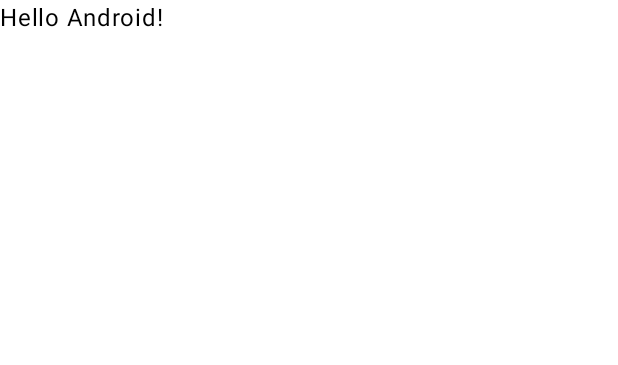
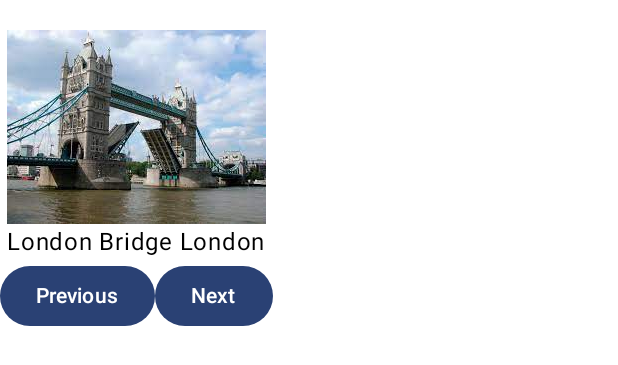
Before and after one commit to lalhming-muana/Repo_testna_app, an Android app built with Jetpack Compose: the @Preview function GreetingPreview, on a phone screen of 412 x 824 dp. Shown: the top 365 px of the screen. Run offline under Robolectric (Android 15) with nearby library versions, the phone set to English and light mode, and no system bars.

Commit message:
Basic layout complete

```diff
--- a/app/src/main/java/com/example/repo_testna/MainActivity.kt
+++ b/app/src/main/java/com/example/repo_testna/MainActivity.kt
@@ -3,13 +3,23 @@ package com.example.repo_testna
 import android.os.Bundle
 import androidx.activity.ComponentActivity
 import androidx.activity.compose.setContent
+import androidx.compose.foundation.Image
+import androidx.compose.foundation.layout.Arrangement
+import androidx.compose.foundation.layout.Box
+import androidx.compose.foundation.layout.Column
+import androidx.compose.foundation.layout.Row
 import androidx.compose.foundation.layout.fillMaxSize
+import androidx.compose.foundation.layout.padding
+import androidx.compose.material3.Button
 import androidx.compose.material3.MaterialTheme
 import androidx.compose.material3.Surface
 import androidx.compose.material3.Text
 import androidx.compose.runtime.Composable
+import androidx.compose.ui.Alignment
 import androidx.compose.ui.Modifier
+import androidx.compose.ui.res.painterResource
 import androidx.compose.ui.tooling.preview.Preview
+import androidx.compose.ui.unit.dp
 import com.example.repo_testna.ui.theme.Repo_testnaTheme
 
 class MainActivity : ComponentActivity() {
@@ -22,7 +32,7 @@ class MainActivity : ComponentActivity() {
                     modifier = Modifier.fillMaxSize(),
                     color = MaterialTheme.colorScheme.background
                 ) {
-                    Greeting("Android")
+                    Greeting()
                 }
             }
         }
@@ -30,17 +40,41 @@ class MainActivity : ComponentActivity() {
 }
 
 @Composable
-fun Greeting(name: String, modifier: Modifier = Modifier) {
-    Text(
-        text = "Hello $name!",
-        modifier = modifier
-    )
+fun Greeting(modifier: Modifier = Modifier) {
+    Box(modifier = Modifier.fillMaxSize()){
+        Column(modifier = Modifier.padding(top= 20.dp),
+                          verticalArrangement = Arrangement.Center,
+                          horizontalAlignment = Alignment.CenterHorizontally  ) {
+            val image = painterResource(R.drawable.london_bridge)
+
+            Image(
+                painter = image,
+                contentDescription = null,
+
+            )
+
+            Text(
+                text = "London Bridge London",
+                modifier = modifier
+            )
+
+            Row(){
+                    Button(onClick = { /*TODO*/ }) {
+                        Text("Previous")
+                    }
+
+                    Button(onClick = { /*TODO*/ }) {
+                        Text("Next")
+                    }
+            }
+        }
+    }
 }
 
 @Preview(showBackground = true)
 @Composable
 fun GreetingPreview() {
     Repo_testnaTheme {
-        Greeting("Android")
+        Greeting()
     }
 }
```
Also changed, not shown: app/src/main/res/drawable-nodpi/london_bridge.jpg (added).
